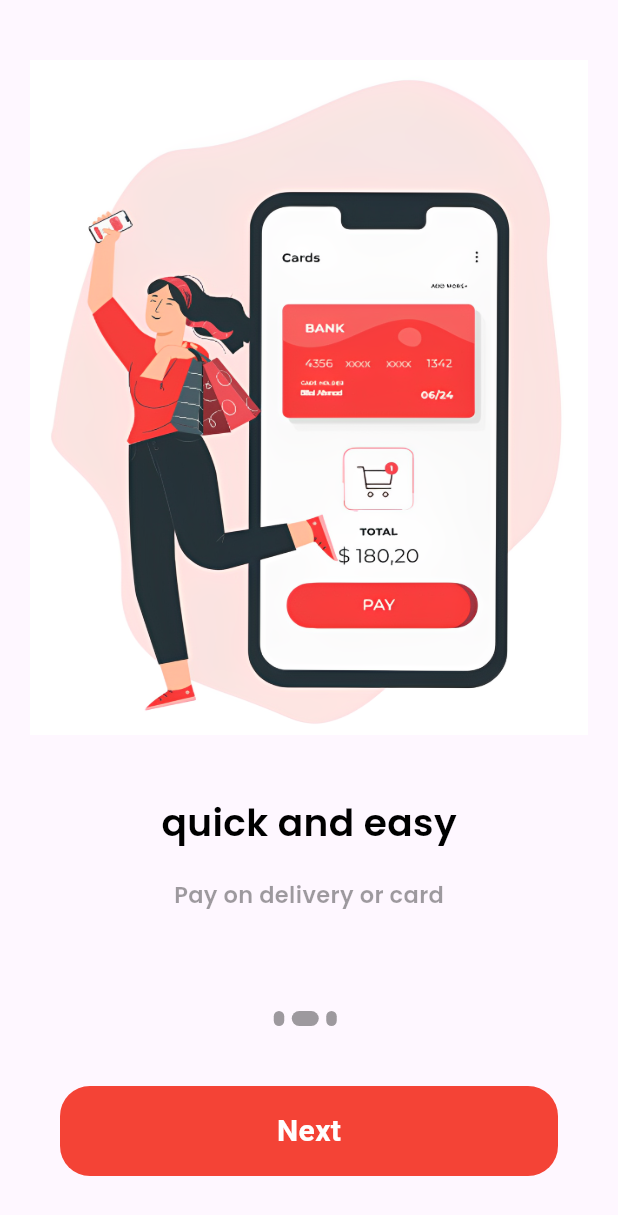
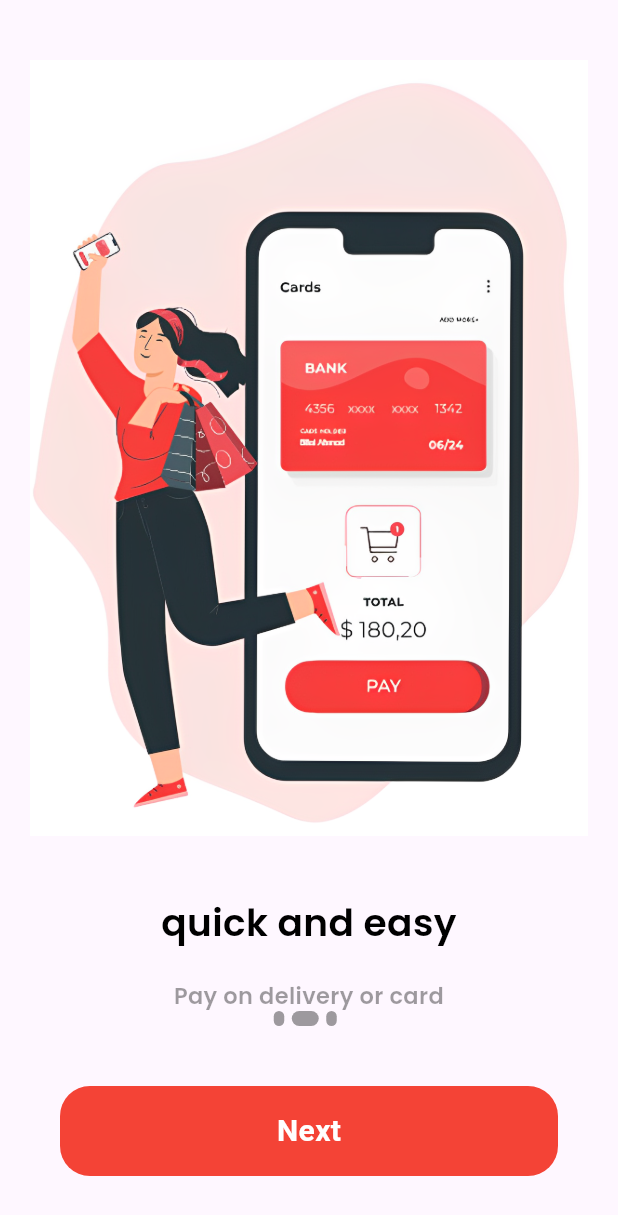
Before and after one commit to mojjoiv/platform-flutter, a Flutter app: the Onboard screen opened directly, after a tap on "Next", on a phone screen of 412 x 824 dp. Shown: the top 1215 px of the screen. Run offline on Flutter 3.47's test engine with Material 3 defaults, Android fonts, the phone set to English and light mode, and no system bars; our stand-ins replace curved_navigation_bar.

Commit message:
onboarding screen

```diff
--- a/lib/main.dart
+++ b/lib/main.dart
@@ -1,7 +1,9 @@
 import 'package:flutter/material.dart';
-// import 'package:ecommerceplatform/pages/home.dart';
-// import 'package:ecommerceplatform/pages/bottomnav.dart';
+import 'package:ecommerceplatform/pages/home.dart';
+import 'package:ecommerceplatform/pages/bottomnav.dart';
+import 'package:ecommerceplatform/pages/login.dart';
 import 'package:ecommerceplatform/pages/signup.dart';
+import 'package:ecommerceplatform/pages/onboard.dart';
 
 void main() => runApp(MyApp());
 
@@ -20,7 +22,7 @@ class MyApp extends StatelessWidget {
         primarySwatch: Colors.blue,
       ),
       // A widget which will be started on application startup
-      home: SignUp(),
+      home: Onboard(),
     );
   }
 }
--- a/lib/pages/onboard.dart
+++ b/lib/pages/onboard.dart
@@ -17,7 +17,6 @@ class _OnboardState extends State<Onboard> {
   @override
   void initState() {
     _controller = PageController(initialPage: 0);
-
     super.initState();
   }
 
@@ -43,34 +42,33 @@ class _OnboardState extends State<Onboard> {
               },
               itemBuilder: (_, i) {
                 return Padding(
-                    padding:
-                        EdgeInsets.only(top: 40.0, left: 20.0, right: 20.0),
+                  padding: EdgeInsets.only(top: 40.0, left: 20.0, right: 20.0),
                   child: Column(
                     children: [
-                        Image.asset(
+                      Expanded(
+                        child: Image.asset(
                           contents[i].image,
-                          height: 450,
                           width: MediaQuery.of(context).size.width,
-                          fit: BoxFit.fill,
+                          fit: BoxFit.cover,
                         ),
-                        SizedBox(
-                          height: 40.0,
                       ),
+                      SizedBox(height: 40.0),
                       Text(
                         contents[i].title,
                         style: AppWidget.HeadlineTextStyle(),
+                        textAlign: TextAlign.center,
                       ),
-                        SizedBox(
-                          height: 20.0,
-                        ),
+                      SizedBox(height: 20.0),
                       Text(
                         contents[i].description,
                         style: AppWidget.LightTextStyle(),
-                        )
+                        textAlign: TextAlign.center,
+                      ),
                     ],
                   ),
                 );
-                }),
+              },
+            ),
           ),
           Container(
             child: Row(
@@ -85,15 +83,21 @@ class _OnboardState extends State<Onboard> {
             onTap: () {
               if (currentIndex == contents.length - 1) {
                 Navigator.pushReplacement(
-                    context, MaterialPageRoute(builder: (context) => SignUp()));
-              }
+                  context,
+                  MaterialPageRoute(builder: (context) => SignUp()),
+                );
+              } else {
                 _controller.nextPage(
                   duration: Duration(milliseconds: 100),
-                  curve: Curves.bounceIn);
+                  curve: Curves.bounceIn,
+                );
+              }
             },
             child: Container(
               decoration: BoxDecoration(
-                  color: Colors.red, borderRadius: BorderRadius.circular(20)),
+                color: Colors.red,
+                borderRadius: BorderRadius.circular(20),
+              ),
               height: 60,
               margin: EdgeInsets.all(40),
               width: double.infinity,
@@ -103,11 +107,12 @@ class _OnboardState extends State<Onboard> {
                   style: TextStyle(
                     color: Colors.white,
                     fontSize: 20.0,
-                      fontWeight: FontWeight.bold),
+                    fontWeight: FontWeight.bold,
                   ),
                 ),
               ),
-          )
+            ),
+          ),
         ],
       ),
     );
@@ -119,7 +124,9 @@ class _OnboardState extends State<Onboard> {
       width: currentIndex == index ? 18 : 7,
       margin: EdgeInsets.only(right: 5),
       decoration: BoxDecoration(
-          borderRadius: BorderRadius.circular(6), color: Colors.black38),
+        borderRadius: BorderRadius.circular(6),
+        color: Colors.black38,
+      ),
     );
   }
 }
```
Lines whose indentation alone changed are shown as unchanged.
